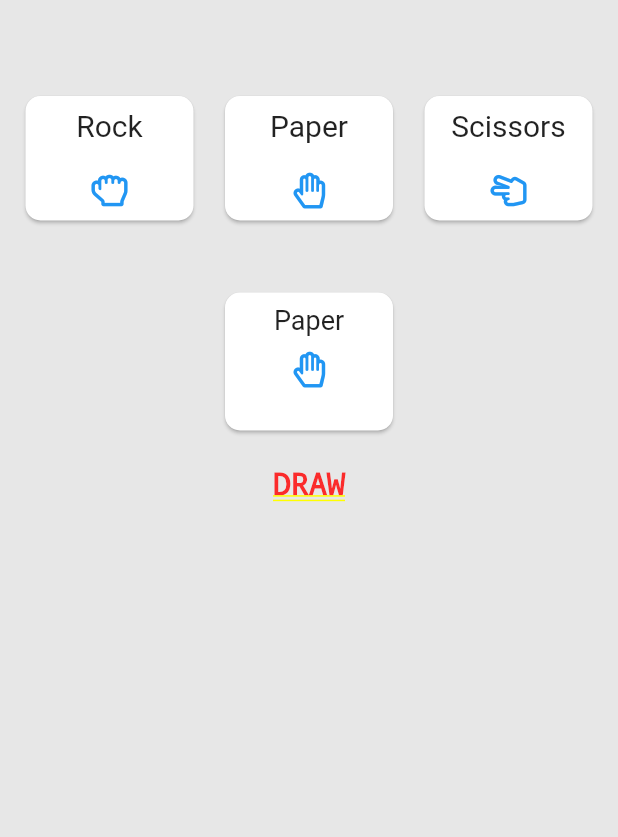
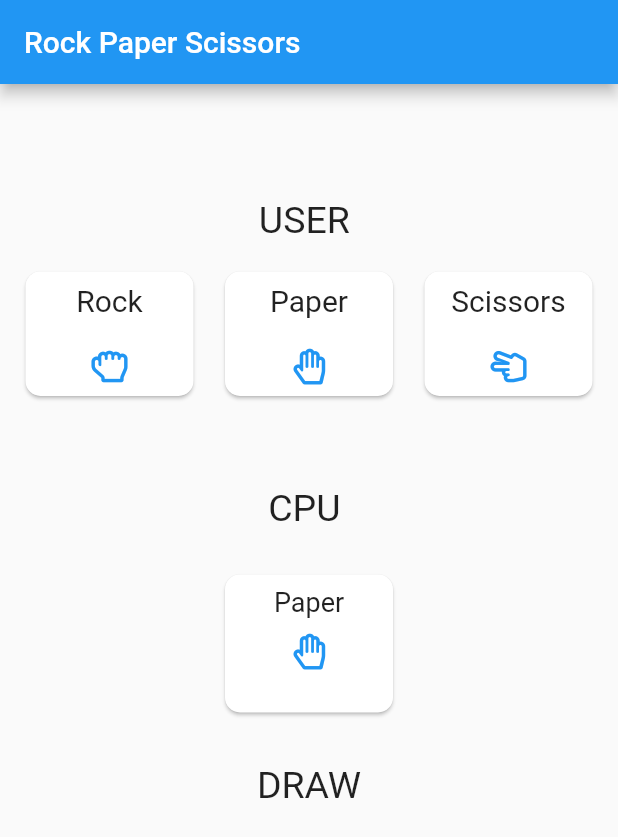
Before and after one commit to tarunvelagala/rock_paper_scissor_game, a Flutter app: the screen it shows after launch, after a tap on "Paper", on a phone screen of 412 x 824 dp. Shown: the top 837 px of the screen. Run offline on Flutter 3.47's test engine with Material 2 defaults, Android fonts, the phone set to English and light mode, and no system bars; our stand-ins replace font_awesome_flutter.

Commit message:
Initial Commit

```diff
--- a/lib/main.dart
+++ b/lib/main.dart
@@ -48,15 +48,15 @@ class _SplashScreenState extends State<SplashScreen> {
           mainAxisAlignment: MainAxisAlignment.center,
           children: <Widget>[
             Image.asset(
-              'assets/images/password.png',
-              height: 400.0,
+              'assets/images/logo.png',
+              height: 250.0,
             ),
             SizedBox(
-              height: 30.0,
+              height: 60.0,
             ),
             Container(
                 child: Text(
-              "Remember Me",
+              "Cognizant Student\n Club",
               textAlign: TextAlign.center,
               style: TextStyle(fontSize: 25.0),
             ))
--- a/lib/screens/homepage.dart
+++ b/lib/screens/homepage.dart
@@ -60,7 +60,11 @@ class _RpsState extends State<Rps> {
 
   @override
   Widget build(BuildContext context) {
-    return Container(
+    return Scaffold(
+        appBar: AppBar(
+          title: Text('Rock Paper Scissors'),
+        ),
+        body: Container(
           child: Column(
             children: <Widget>[
               SizedBox(
@@ -69,12 +73,37 @@ class _RpsState extends State<Rps> {
               SizedBox(
                 height: 40.0,
               ),
+              Align(
+                alignment: Alignment.center,
+                child: Padding(
+                  padding: const EdgeInsets.all(16.0),
+                  child: Text(
+                    "USER ",
+                    textAlign: TextAlign.start,
+                    style: TextStyle(fontSize: 25.0),
+                  ),
+                ),
+              ),
               Row(
                 mainAxisAlignment: MainAxisAlignment.spaceEvenly,
                 children: <Widget>[_userInput(1), _userInput(2), _userInput(3)],
               ),
               SizedBox(
                 height: 40.0,
+              ),
+              Align(
+                alignment: Alignment.center,
+                child: Padding(
+                  padding: const EdgeInsets.all(16.0),
+                  child: Text(
+                    "CPU ",
+                    textAlign: TextAlign.start,
+                    style: TextStyle(fontSize: 25.0),
+                  ),
+                ),
+              ),
+              SizedBox(
+                height: 10.0,
               ),
               Container(
                 height: 100.0,
@@ -104,22 +133,22 @@ class _RpsState extends State<Rps> {
                 ),
               ),
               SizedBox(
-            height: 20.0,
+                height: 30.0,
               ),
               Container(
                 child: draw == "draw".toUpperCase()
                     ? Text(draw.toUpperCase(),
                         style: TextStyle(
-                      fontSize: 20.0,
+                          fontSize: 25.0,
                         ))
                     : Text(
                         "WINNER: " + oresult,
-                    style: TextStyle(fontSize: 20.0),
+                        style: TextStyle(fontSize: 25.0),
                       ),
               )
             ],
           ),
-    );
+        ));
   }
 
   _userInput(index) {
```
Lines whose indentation alone changed are shown as unchanged.
